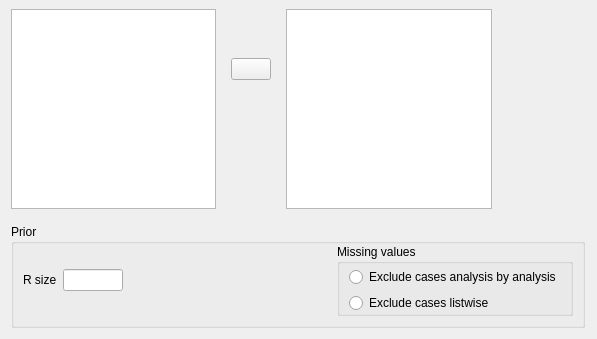
This is JASP-Desktop/analysisforms/ttestbayesianonesampleform.ui in jasp-stats/jasp-desktop as Qt 5 draws it before an edit. The edited form follows.
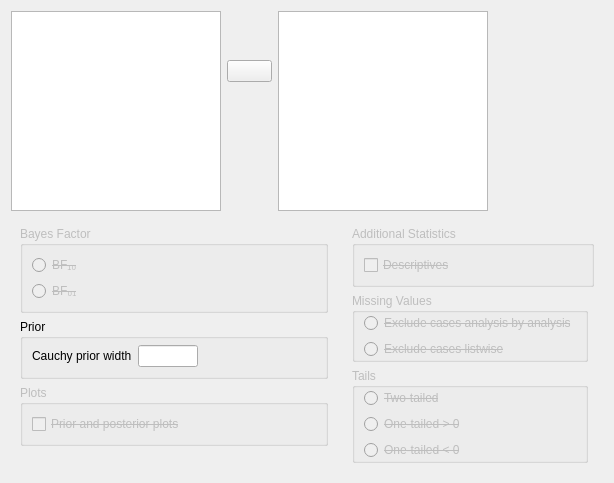
This is the edited form. Custom widgets are drawn as their Qt base class.

Diff of the .ui file:
```diff
--- a/JASP-Desktop/analysisforms/ttestbayesianonesampleform.ui
+++ b/JASP-Desktop/analysisforms/ttestbayesianonesampleform.ui
@@ -6,21 +6,307 @@
    <rect>
     <x>0</x>
     <y>0</y>
-    <width>597</width>
-    <height>335</height>
+    <width>614</width>
+    <height>482</height>
    </rect>
   </property>
   <property name="windowTitle">
    <string>Form</string>
   </property>
   <layout class="QGridLayout" name="gridLayout">
-   <property name="topMargin">
-    <number>0</number>
-   </property>
-   <property name="rightMargin">
-    <number>0</number>
-   </property>
-   <item row="0" column="0" colspan="3">
+   <item row="1" column="0">
+    <widget class="QWidget" name="options" native="true">
+     <layout class="QGridLayout" name="gridLayout_8">
+      <property name="leftMargin">
+       <number>0</number>
+      </property>
+      <property name="topMargin">
+       <number>0</number>
+      </property>
+      <property name="rightMargin">
+       <number>0</number>
+      </property>
+      <property name="bottomMargin">
+       <number>0</number>
+      </property>
+      <item row="0" column="0">
+       <widget class="QWidget" name="widget_2" native="true">
+        <layout class="QGridLayout" name="gridLayout_5">
+         <item row="2" column="0">
+          <widget class="QGroupBox" name="groupBox_2">
+           <property name="enabled">
+            <bool>false</bool>
+           </property>
+           <property name="title">
+            <string>Plots</string>
+           </property>
+           <property name="flat">
+            <bool>true</bool>
+           </property>
+           <layout class="QGridLayout" name="gridLayout_12">
+            <item row="0" column="0">
+             <widget class="BoundCheckBox" name="plots">
+              <property name="enabled">
+               <bool>false</bool>
+              </property>
+              <property name="font">
+               <font>
+                <strikeout>true</strikeout>
+               </font>
+              </property>
+              <property name="text">
+               <string>Prior and posterior plots</string>
+              </property>
+             </widget>
+            </item>
+           </layout>
+          </widget>
+         </item>
+         <item row="3" column="0">
+          <spacer name="verticalSpacer">
+           <property name="orientation">
+            <enum>Qt::Vertical</enum>
+           </property>
+           <property name="sizeHint" stdset="0">
+            <size>
+             <width>20</width>
+             <height>40</height>
+            </size>
+           </property>
+          </spacer>
+         </item>
+         <item row="1" column="0">
+          <widget class="QGroupBox" name="groupBox">
+           <property name="title">
+            <string>Prior</string>
+           </property>
+           <property name="flat">
+            <bool>true</bool>
+           </property>
+           <layout class="QGridLayout" name="gridLayout_11">
+            <property name="topMargin">
+             <number>6</number>
+            </property>
+            <item row="0" column="2">
+             <spacer name="horizontalSpacer_2">
+              <property name="orientation">
+               <enum>Qt::Horizontal</enum>
+              </property>
+              <property name="sizeHint" stdset="0">
+               <size>
+                <width>81</width>
+                <height>20</height>
+               </size>
+              </property>
+             </spacer>
+            </item>
+            <item row="0" column="0">
+             <widget class="QLabel" name="label">
+              <property name="text">
+               <string>Cauchy prior width</string>
+              </property>
+             </widget>
+            </item>
+            <item row="0" column="1">
+             <widget class="BoundTextBox" name="priorWidth">
+              <property name="minimumSize">
+               <size>
+                <width>60</width>
+                <height>0</height>
+               </size>
+              </property>
+              <property name="maximumSize">
+               <size>
+                <width>60</width>
+                <height>16777215</height>
+               </size>
+              </property>
+             </widget>
+            </item>
+           </layout>
+          </widget>
+         </item>
+         <item row="0" column="0">
+          <widget class="BoundGroupBox" name="bayesFactorType">
+           <property name="enabled">
+            <bool>false</bool>
+           </property>
+           <property name="title">
+            <string>Bayes Factor</string>
+           </property>
+           <property name="flat">
+            <bool>true</bool>
+           </property>
+           <layout class="QGridLayout" name="gridLayout_13">
+            <item row="1" column="0">
+             <widget class="QRadioButton" name="_2">
+              <property name="font">
+               <font>
+                <strikeout>true</strikeout>
+               </font>
+              </property>
+              <property name="text">
+               <string>BF₀₁</string>
+              </property>
+             </widget>
+            </item>
+            <item row="0" column="0">
+             <widget class="QRadioButton" name="_1">
+              <property name="font">
+               <font>
+                <strikeout>true</strikeout>
+               </font>
+              </property>
+              <property name="text">
+               <string>BF₁₀</string>
+              </property>
+             </widget>
+            </item>
+           </layout>
+          </widget>
+         </item>
+        </layout>
+       </widget>
+      </item>
+      <item row="0" column="1">
+       <widget class="QWidget" name="widget_3" native="true">
+        <layout class="QGridLayout" name="gridLayout_2">
+         <item row="2" column="0">
+          <widget class="BoundGroupBox" name="tails">
+           <property name="enabled">
+            <bool>false</bool>
+           </property>
+           <property name="title">
+            <string>Tails</string>
+           </property>
+           <property name="flat">
+            <bool>true</bool>
+           </property>
+           <layout class="QGridLayout" name="gridLayout_9">
+            <property name="topMargin">
+             <number>0</number>
+            </property>
+            <property name="bottomMargin">
+             <number>0</number>
+            </property>
+            <item row="2" column="0">
+             <widget class="QRadioButton" name="_3oneTailedLessThan">
+              <property name="font">
+               <font>
+                <strikeout>true</strikeout>
+               </font>
+              </property>
+              <property name="text">
+               <string>One-tailed &lt; 0</string>
+              </property>
+             </widget>
+            </item>
+            <item row="1" column="0">
+             <widget class="QRadioButton" name="_2oneTailedGreaterThan">
+              <property name="font">
+               <font>
+                <strikeout>true</strikeout>
+               </font>
+              </property>
+              <property name="text">
+               <string>One-tailed &gt; 0</string>
+              </property>
+             </widget>
+            </item>
+            <item row="0" column="0">
+             <widget class="QRadioButton" name="_1twoTailed">
+              <property name="font">
+               <font>
+                <strikeout>true</strikeout>
+               </font>
+              </property>
+              <property name="text">
+               <string>Two-tailed</string>
+              </property>
+             </widget>
+            </item>
+           </layout>
+          </widget>
+         </item>
+         <item row="1" column="0">
+          <widget class="BoundGroupBox" name="missingValues">
+           <property name="enabled">
+            <bool>false</bool>
+           </property>
+           <property name="title">
+            <string>Missing Values</string>
+           </property>
+           <property name="flat">
+            <bool>true</bool>
+           </property>
+           <layout class="QGridLayout" name="gridLayout_6">
+            <property name="topMargin">
+             <number>0</number>
+            </property>
+            <property name="bottomMargin">
+             <number>0</number>
+            </property>
+            <item row="0" column="0">
+             <widget class="QRadioButton" name="_1excludeAnalysisByAnalysis">
+              <property name="font">
+               <font>
+                <strikeout>true</strikeout>
+               </font>
+              </property>
+              <property name="text">
+               <string>Exclude cases analysis by analysis</string>
+              </property>
+             </widget>
+            </item>
+            <item row="1" column="0">
+             <widget class="QRadioButton" name="_2excludeListwise">
+              <property name="font">
+               <font>
+                <strikeout>true</strikeout>
+               </font>
+              </property>
+              <property name="text">
+               <string>Exclude cases listwise</string>
+              </property>
+             </widget>
+            </item>
+           </layout>
+          </widget>
+         </item>
+         <item row="0" column="0" colspan="2">
+          <widget class="QGroupBox" name="groupBox_7">
+           <property name="enabled">
+            <bool>false</bool>
+           </property>
+           <property name="title">
+            <string>Additional Statistics</string>
+           </property>
+           <property name="flat">
+            <bool>true</bool>
+           </property>
+           <layout class="QGridLayout" name="gridLayout_3">
+            <item row="0" column="0" colspan="2">
+             <widget class="BoundCheckBox" name="descriptives">
+              <property name="font">
+               <font>
+                <strikeout>true</strikeout>
+               </font>
+              </property>
+              <property name="text">
+               <string>Descriptives</string>
+              </property>
+             </widget>
+            </item>
+           </layout>
+          </widget>
+         </item>
+        </layout>
+       </widget>
+      </item>
+     </layout>
+    </widget>
+   </item>
+   <item row="0" column="0">
     <widget class="QWidget" name="widget" native="true">
      <property name="sizePolicy">
       <sizepolicy hsizetype="Fixed" vsizetype="Preferred">
@@ -38,6 +324,15 @@
       <property name="leftMargin">
        <number>0</number>
       </property>
+      <property name="topMargin">
+       <number>0</number>
+      </property>
+      <property name="rightMargin">
+       <number>0</number>
+      </property>
+      <property name="bottomMargin">
+       <number>0</number>
+      </property>
       <item row="0" column="2">
        <widget class="BoundListView" name="variables">
         <property name="sizePolicy">
@@ -72,6 +367,12 @@
          </sizepolicy>
         </property>
         <layout class="QGridLayout" name="gridLayout_7">
+         <property name="leftMargin">
+          <number>0</number>
+         </property>
+         <property name="rightMargin">
+          <number>0</number>
+         </property>
          <item row="1" column="0">
           <spacer name="verticalSpacer_3">
            <property name="orientation">
@@ -172,101 +473,6 @@
      </layout>
     </widget>
    </item>
-   <item row="1" column="0">
-    <widget class="QGroupBox" name="groupBox">
-     <property name="title">
-      <string>Prior</string>
-     </property>
-     <property name="flat">
-      <bool>true</bool>
-     </property>
-     <layout class="QGridLayout" name="gridLayout_11">
-      <property name="topMargin">
-       <number>0</number>
-      </property>
-      <item row="0" column="0">
-       <widget class="QLabel" name="label">
-        <property name="text">
-         <string>R size</string>
-        </property>
-       </widget>
-      </item>
-      <item row="0" column="1">
-       <widget class="BoundTextBox" name="rSize">
-        <property name="maximumSize">
-         <size>
-          <width>60</width>
-          <height>16777215</height>
-         </size>
-        </property>
-       </widget>
-      </item>
-      <item row="0" column="2">
-       <spacer name="horizontalSpacer_2">
-        <property name="orientation">
-         <enum>Qt::Horizontal</enum>
-        </property>
-        <property name="sizeHint" stdset="0">
-         <size>
-          <width>91</width>
-          <height>20</height>
-         </size>
-        </property>
-       </spacer>
-      </item>
-      <item row="0" column="3">
-       <widget class="QGroupBox" name="groupBox_9">
-        <property name="title">
-         <string>Missing values</string>
-        </property>
-        <property name="flat">
-         <bool>true</bool>
-        </property>
-        <layout class="QGridLayout" name="gridLayout_4">
-         <property name="leftMargin">
-          <number>0</number>
-         </property>
-         <property name="topMargin">
-          <number>3</number>
-         </property>
-         <property name="rightMargin">
-          <number>0</number>
-         </property>
-         <property name="bottomMargin">
-          <number>0</number>
-         </property>
-         <item row="0" column="0">
-          <widget class="BoundGroupBox" name="missingValues" native="true">
-           <layout class="QGridLayout" name="gridLayout_6">
-            <property name="topMargin">
-             <number>0</number>
-            </property>
-            <property name="bottomMargin">
-             <number>0</number>
-            </property>
-            <item row="0" column="0">
-             <widget class="QRadioButton" name="_1excludeAnalysisByAnalysis">
-              <property name="text">
-               <string>Exclude cases analysis by analysis</string>
-              </property>
-             </widget>
-            </item>
-            <item row="1" column="0">
-             <widget class="QRadioButton" name="_2excludeListwise">
-              <property name="text">
-               <string>Exclude cases listwise</string>
-              </property>
-             </widget>
-            </item>
-           </layout>
-          </widget>
-         </item>
-        </layout>
-       </widget>
-      </item>
-     </layout>
-    </widget>
-   </item>
   </layout>
  </widget>
  <customwidgets>
@@ -281,21 +487,26 @@
    <header>widgets/availablefieldslistview.h</header>
   </customwidget>
   <customwidget>
-   <class>BoundListView</class>
-   <extends>QListView</extends>
-   <header>widgets/boundlistview.h</header>
-  </customwidget>
-  <customwidget>
-   <class>BoundGroupBox</class>
-   <extends>QWidget</extends>
-   <header>widgets/boundgroupbox.h</header>
-   <container>1</container>
+   <class>BoundCheckBox</class>
+   <extends>QCheckBox</extends>
+   <header>widgets/boundcheckbox.h</header>
   </customwidget>
   <customwidget>
    <class>BoundTextBox</class>
    <extends>QLineEdit</extends>
    <header>widgets/boundtextbox.h</header>
   </customwidget>
+  <customwidget>
+   <class>BoundGroupBox</class>
+   <extends>QGroupBox</extends>
+   <header>widgets/boundgroupbox.h</header>
+   <container>1</container>
+  </customwidget>
+  <customwidget>
+   <class>BoundListView</class>
+   <extends>QListView</extends>
+   <header>widgets/boundlistview.h</header>
+  </customwidget>
  </customwidgets>
  <resources/>
  <connections/>
```
